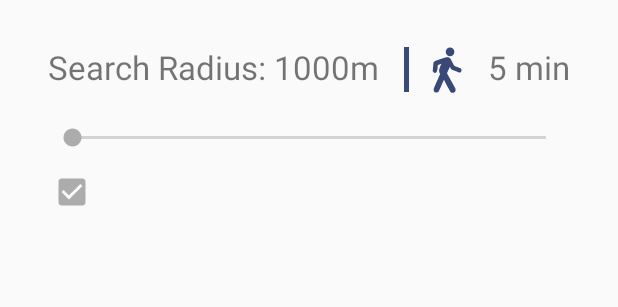
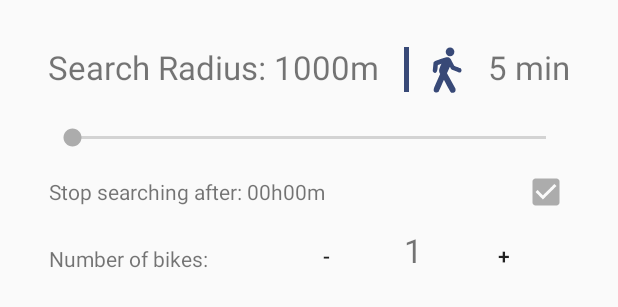
Before and after one commit to xenioPL/mefki, an Android app: the layout fragment_find_now_top.xml on its own in the app's theme, with its tools: preview values and no code run, on a phone screen of 412 x 824 dp. Shown: the top 307 px of the screen. Run offline under Robolectric (Android 15) with nearby library versions, the phone set to English and light mode, and no system bars.

Commit message:
Fix layouts mainscreen

```diff
--- a/AndroidApp/app/src/main/res/layout/fragment_find_now_top.xml
+++ b/AndroidApp/app/src/main/res/layout/fragment_find_now_top.xml
@@ -3,7 +3,7 @@
               xmlns:app="http://schemas.android.com/apk/res-auto" xmlns:tools="http://schemas.android.com/tools"
               android:orientation="vertical"
               android:layout_width="match_parent"
-              android:layout_height="match_parent">
+              android:layout_height="match_parent" android:id="@+id/linearLayout">
 
     <androidx.constraintlayout.widget.ConstraintLayout android:layout_width="match_parent"
                                                        android:layout_height="wrap_content"
@@ -53,9 +53,66 @@
             android:layout_height="20dp" android:id="@+id/seekBar2"
             style="@style/AlarmSwitchItem"
             android:layout_marginTop="10dp" app:layout_constraintTop_toBottomOf="@+id/AlarmsSetingsDistance"/>
-    <CheckBox
-            android:text=""
+    <androidx.constraintlayout.widget.ConstraintLayout
             android:layout_width="match_parent"
-            style="@style/AlarmSwitchItem"
-            android:layout_height="wrap_content" android:id="@+id/checkBox" android:checked="true"/>
+            android:layout_height="wrap_content" android:id="@+id/FindNowSearchUntilTextAndButton">
+
+        <TextView
+                android:text="Stop searching after: 00h00m"
+                android:layout_width="wrap_content"
+                android:layout_height="wrap_content" android:id="@+id/FindNowSearchUntil"
+                app:layout_constraintEnd_toStartOf="@+id/checkBox"
+                app:layout_constraintStart_toStartOf="parent"
+                app:layout_constraintBottom_toBottomOf="parent"
+                app:layout_constraintTop_toTopOf="parent" android:layout_marginTop="10dp"
+                app:layout_constraintHorizontal_bias="0.201" app:layout_constraintVertical_bias="0.4"/>
+        <CheckBox
+                android:layout_width="wrap_content"
+                style="@style/AlarmSwitchItem"
+                android:layout_height="wrap_content" android:id="@+id/checkBox" android:checked="true"
+                app:layout_constraintEnd_toEndOf="parent"
+                app:layout_constraintTop_toTopOf="parent" app:layout_constraintBottom_toBottomOf="parent"/>
+    </androidx.constraintlayout.widget.ConstraintLayout>
+    <androidx.constraintlayout.widget.ConstraintLayout
+            android:layout_width="match_parent"
+            android:layout_height="match_parent" android:id="@+id/FindNowNumberOfBikes">
+
+        <TextView
+                android:text="@string/text_number_of_bikes"
+                android:layout_width="wrap_content"
+                android:layout_height="wrap_content" android:id="@+id/FindNowNumberOfBikesText"
+                app:layout_constraintStart_toStartOf="parent"
+                android:layout_marginLeft="8dp" android:layout_marginStart="8dp"
+                app:layout_constraintEnd_toStartOf="@+id/FindNowNumberOfBikesTextButtonMinus"
+                android:layout_marginEnd="8dp" android:layout_marginRight="8dp"
+                app:layout_constraintTop_toTopOf="parent" android:layout_marginTop="16dp"
+                app:layout_constraintHorizontal_bias="0.48"/>
+        <Button
+                android:text="+"
+                android:layout_width="wrap_content"
+                android:layout_height="wrap_content" android:id="@+id/FindNowNumberOfBikesTextButtonPlus"
+                app:layout_constraintTop_toTopOf="parent"
+                app:layout_constraintEnd_toEndOf="parent"
+                android:layout_marginEnd="32dp" android:layout_marginRight="32dp" style="?attr/borderlessButtonStyle"/>
+        <TextView
+                android:text="1"
+                android:textSize="22sp"
+                android:layout_width="wrap_content"
+                android:layout_height="wrap_content" android:id="@+id/FindNowNumberOfBikesValue"
+                android:layout_marginEnd="10dp"
+                app:layout_constraintEnd_toStartOf="@+id/FindNowNumberOfBikesTextButtonPlus"
+                android:layout_marginRight="10dp"
+                app:layout_constraintHorizontal_bias="1.0" android:layout_marginTop="5dp"
+                app:layout_constraintTop_toTopOf="parent"
+        />
+
+        <Button
+                android:text="-"
+                android:layout_width="wrap_content"
+                android:layout_height="wrap_content" android:id="@+id/FindNowNumberOfBikesTextButtonMinus"
+                app:layout_constraintEnd_toStartOf="@+id/FindNowNumberOfBikesValue"
+                android:layout_marginEnd="8dp" android:layout_marginRight="8dp"
+                app:layout_constraintTop_toTopOf="parent"
+                style="?attr/borderlessButtonStyle"/>
+    </androidx.constraintlayout.widget.ConstraintLayout>
 </LinearLayout>
--- a/AndroidApp/app/src/main/res/values/strings.xml
+++ b/AndroidApp/app/src/main/res/values/strings.xml
@@ -11,4 +11,5 @@
     <string name="option_get_place">Get place</string>
     <string name="pick_place">Choose a place</string>
     <string name="title_activity_maps">Map</string>
+    <string name="text_number_of_bikes">Number of bikes: </string>
 </resources>
```
